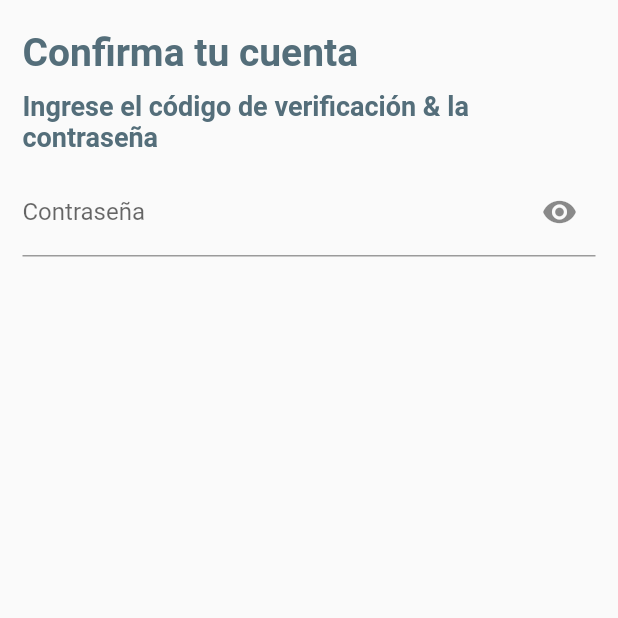
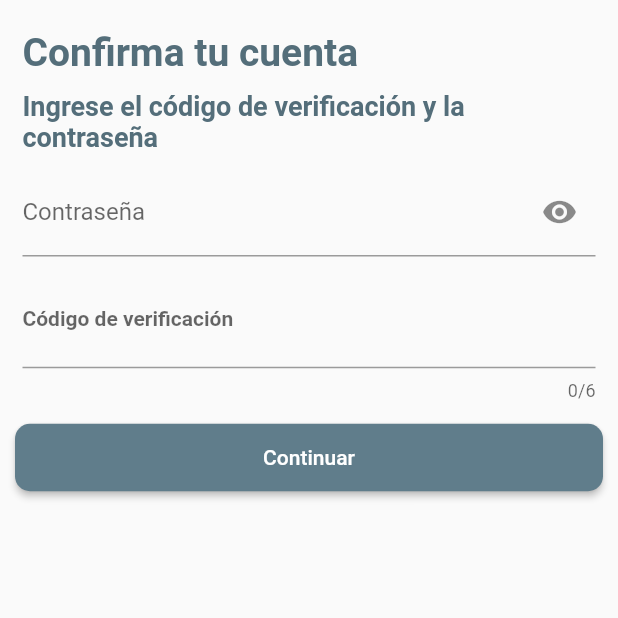
Before and after one commit to jcarloshg/Floky, a Flutter app: the ConfirmAccountScreen screen opened by its route, on a phone screen of 412 x 824 dp, the top half of it. Run offline on Flutter 3.47's test engine with Material 2 defaults, Android fonts, the phone set to English and light mode, and no system bars.

Commit message:
CREATE && IMPLEMENT [InputCodeVerification]

```diff
--- a/lib/views/pages/authenticate/confirm_account/confirm_account.scree.dart
+++ b/lib/views/pages/authenticate/confirm_account/confirm_account.scree.dart
@@ -15,9 +15,16 @@ class ConfirmAccountScreen extends StatelessWidget {
               const SizedBox(height: 15),
               Titles.title('Confirma tu cuenta'),
               Titles.subtitle(
-                'Ingrese el código de verificación & la contraseña',
+                'Ingrese el código de verificación y la contraseña',
               ),
+              // const SizedBox(height: 30),
               const InputPass(),
+              const InputCodeVerification(),
+              // const SizedBox(height: 30),
+              Button(
+                function: () {},
+                label: 'Continuar',
+              )
             ],
           ),
         ),
--- a/lib/views/widgets/Inputs/InputPass/input_pass.dart
+++ b/lib/views/widgets/Inputs/InputPass/input_pass.dart
@@ -31,7 +31,7 @@ class _InputPassState extends State<InputPass> {
   InputDecoration _inputDecoration() {
     return InputDecoration(
       labelText: "Contraseña",
-      hintText: "***",
+      hintText: "ej. password123",
       suffixIcon: IconButton(
         onPressed: onChangeShowPass,
         icon: Icon(isObscureText
--- /dev/null
+++ b/lib/views/widgets/Inputs/input_code_verification/input_code_verification.dart
@@ -0,0 +1,44 @@
+import 'package:floky/views/widgets/Inputs/input_decorations.dart';
+import 'package:flutter/material.dart';
+
+class InputCodeVerification extends StatelessWidget {
+  const InputCodeVerification({Key? key}) : super(key: key);
+
+  @override
+  Widget build(BuildContext context) {
+    return Container(
+      decoration: InputDecorations.getBoxDecoration(),
+      margin: InputDecorations.getMarginInputs(),
+      child: TextFormField(
+        scrollPhysics: const BouncingScrollPhysics(),
+        keyboardType: TextInputType.number,
+        autocorrect: false,
+        textAlign: TextAlign.center,
+        maxLength: 6,
+        style: _styleTextInput(),
+        decoration: _inputDecoration(),
+      ),
+    );
+  }
+
+  InputDecoration _inputDecoration() {
+    const labelStyle = TextStyle(
+      fontSize: 14,
+    );
+    const hintStyle = TextStyle(
+      color: Colors.grey,
+      fontSize: 20,
+      fontWeight: FontWeight.bold,
+    );
+
+    return const InputDecoration(
+      labelText: "Código de verificación",
+      labelStyle: labelStyle,
+      hintText: "00 00 00",
+      hintStyle: hintStyle,
+    );
+  }
+
+  TextStyle _styleTextInput() =>
+      const TextStyle(fontSize: 22, fontWeight: FontWeight.bold);
+}
--- a/lib/views/widgets/widgets.index.dart
+++ b/lib/views/widgets/widgets.index.dart
@@ -1,6 +1,7 @@
 //============================================================
 // compounds
 //============================================================
+
 
 
 export 'package:floky/views/widgets/compounds/carousel_activities/carousel_activities.dart';
@@ -13,6 +14,9 @@ export 'package:floky/views/widgets/Inputs/InputPass/input_pass.dart';
 export 'package:floky/views/widgets/Inputs/input_name/input_name.dart';
 export 'package:floky/views/widgets/Inputs/input_phone_number/input_phone_number.dart';
 export 'package:floky/views/widgets/Inputs/input_school_registration/input_school_registration.dart';
+export 'package:floky/views/widgets/Inputs/input_code_verification/input_code_verification.dart';
+
+
 //============================================================
 // buttons
 //============================================================
```
